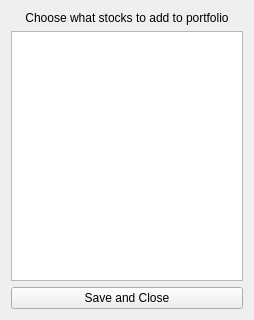
The window that Gui/StockChooser.ui (TheGraeme95/Markowitz-Portfolio-Optimiser) describes before a commit, drawn with Qt 5.
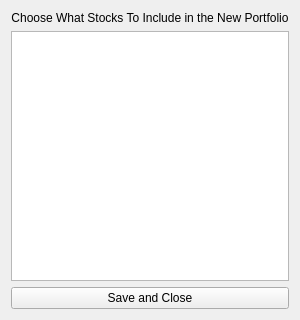
The same window after the commit.

Diff of the .ui file:
```diff
--- a/Gui/StockChooser.ui
+++ b/Gui/StockChooser.ui
@@ -19,7 +19,7 @@
      <item>
       <widget class="QLabel" name="label">
        <property name="text">
-        <string>Choose what stocks to add to portfolio</string>
+        <string>Choose What Stocks To Include in the New Portfolio</string>
        </property>
        <property name="alignment">
         <set>Qt::AlignCenter</set>
```
Left out of the diff: 2 changed lines with no effect on the pictures.
